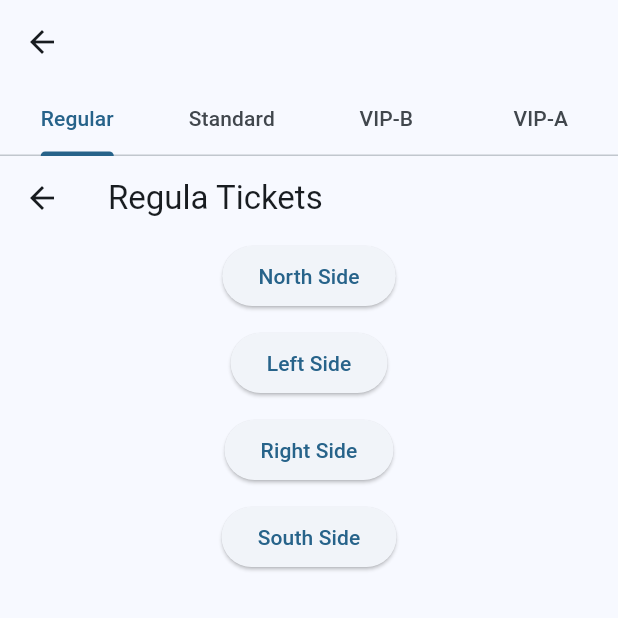
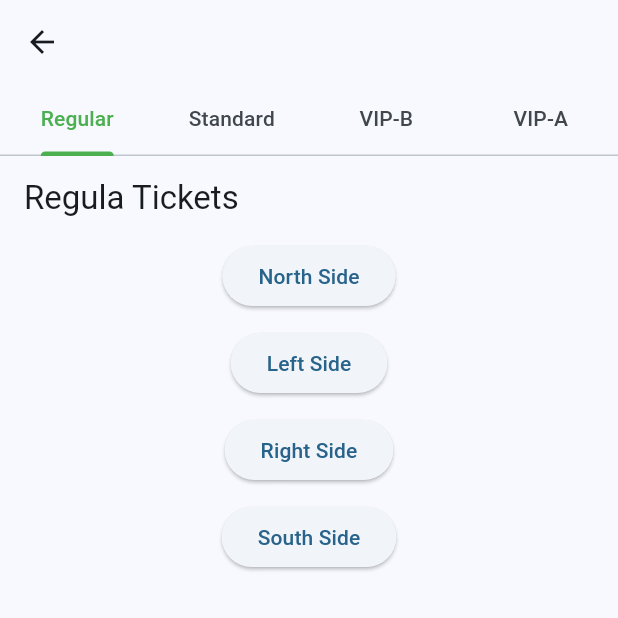
Before and after one commit to zuberypima/stadium, a Flutter app: the StartBooking screen opened directly, on a phone screen of 412 x 824 dp, the top half of it. Run offline on Flutter 3.47's test engine with Material 3 defaults, Android fonts, the phone set to English and light mode, and no system bars; our stand-ins replace cloud_firestore, firebase_auth, firebase_core; missing offline and left inert: dart:ffi; accounts and stored records are empty.

Commit message:
update ui

```diff
--- a/lib/view/screens/startBooking.dart
+++ b/lib/view/screens/startBooking.dart
@@ -16,6 +16,10 @@ class _StartBookingState extends State<StartBooking> {
       child: Scaffold(
         appBar: AppBar(
           bottom: TabBar(
+            indicatorColor: Colors.green,
+            labelColor: Colors.green,
+            // indicator: BoxDecoration(
+                // color: Colors.green, border: Border.all(color: Colors.green)),
             tabs: [
               Tab(
                 child: Text("Regular"),
@@ -32,8 +36,7 @@ class _StartBookingState extends State<StartBooking> {
             ],
           ),
         ),
-        body:
-         TabBarView(
+        body: TabBarView(
           children: [
             TicketsbookView(pageLabele: "Regula Tickets"),
             TicketsbookView(pageLabele: "Standard Tickets"),
--- a/lib/view/screens/ticketsBook.dart
+++ b/lib/view/screens/ticketsBook.dart
@@ -15,8 +15,10 @@ class _TicketsbookViewState extends State<TicketsbookView> {
   @override
   Widget build(BuildContext context) {
     return Scaffold(
-      appBar: AppBar(title: Text(widget.pageLabele),),
-      body: stadium_layout(context)
+      appBar: AppBar(
+        automaticallyImplyLeading: false,
+        title: Text(widget.pageLabele),),
+      body: stadium_layout(context,widget.pageLabele)
     );
   }
 }
```
Also changed, not shown: lib/services/authenticationService.dart (+13 -4 lines), lib/view/widgets/layout.dart (+5 -5 lines), lib/view/widgets/seatLayout.dart (+50 -10 lines).
